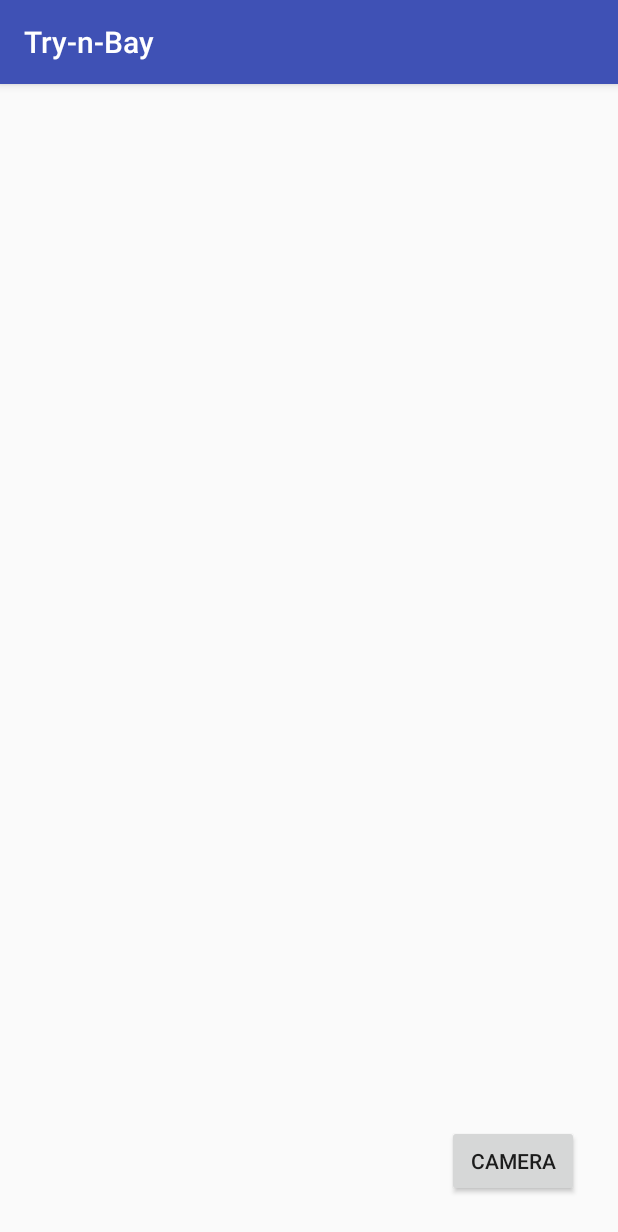
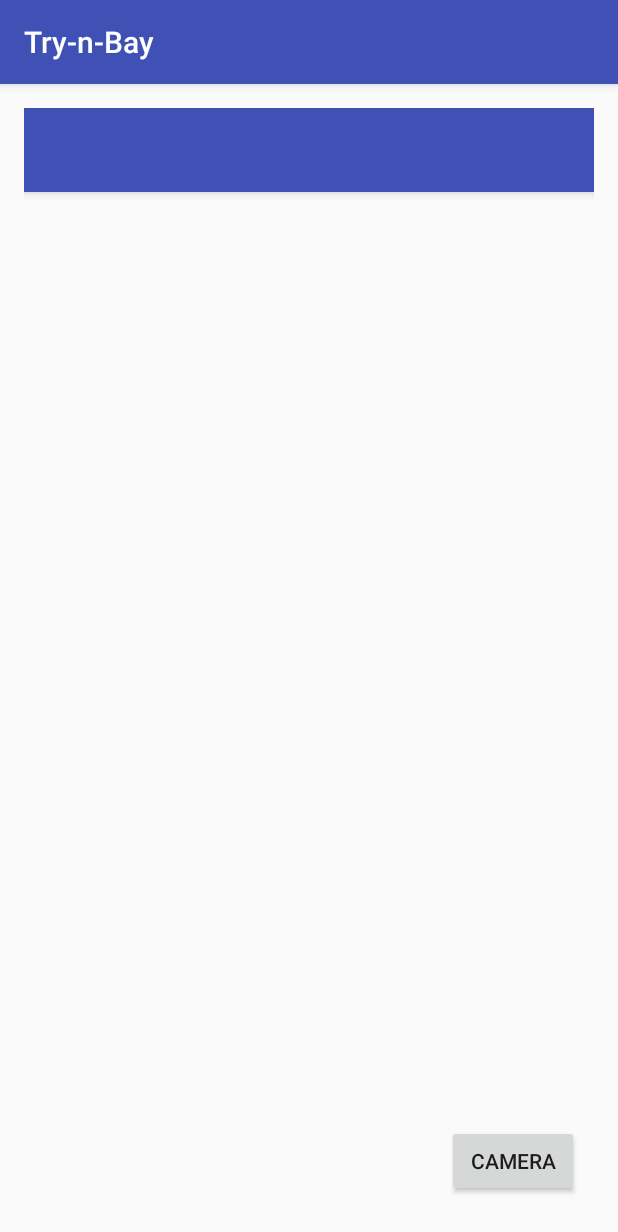
Before and after one commit to Dmitrj/Try-n-Bay, an Android app: the fragment ItemFragment placed in its activity, on a phone screen of 412 x 824 dp. Shown: the top 1232 px of the screen. Run offline under Robolectric (Android 15) with nearby library versions, the phone set to English and light mode, and no system bars.

Commit message:
Added navigation drawer

```diff
--- a/app/build.gradle
+++ b/app/build.gradle
@@ -10,6 +10,7 @@ android {
         versionCode 1
         versionName "1.0"
         testInstrumentationRunner "android.support.test.runner.AndroidJUnitRunner"
+        multiDexEnabled true
     }
     buildTypes {
         release {
@@ -24,8 +25,10 @@ dependencies {
     androidTestCompile('com.android.support.test.espresso:espresso-core:2.2.2', {
         exclude group: 'com.android.support', module: 'support-annotations'
     })
+    //compile 'com.google.android.gms:play-services:9.6.1'
     compile 'com.android.support:appcompat-v7:24.2.1'
     compile 'com.android.support:support-v4:24.2.1'
-    compile 'com.google.android.gms:play-services:9.6.1'
+    compile 'com.android.support:design:24.2.1'
+    compile 'com.android.support:multidex:1.0.1'
     testCompile 'junit:junit:4.12'
 }
--- a/app/src/main/java/com/example/try_n_bay/ListGoodsAdapter.java
+++ b/app/src/main/java/com/example/try_n_bay/ListGoodsAdapter.java
@@ -2,6 +2,7 @@ package com.example.try_n_bay;
 
 import android.content.Context;
 import android.database.Cursor;
+import android.util.Log;
 import android.view.LayoutInflater;
 import android.view.View;
 import android.view.ViewGroup;
@@ -16,12 +17,14 @@ public class ListGoodsAdapter extends CursorAdapter {
     private LayoutInflater mInflater;
 
     public ListGoodsAdapter(Context context, Cursor c, boolean autoRequery) {
+
         super(context, c, autoRequery);
         mInflater = (LayoutInflater) context.getSystemService(Context.LAYOUT_INFLATER_SERVICE);
     }
 
     @Override
     public View newView(Context context, Cursor cursor, ViewGroup parent) {
+        Log.d("TryNBay.ListGAdapter", "newView");
         View v = mInflater.inflate(R.layout.goods_list_item, parent, false);
 
         ImageView ivIcon = (ImageView) v.findViewById(R.id.ivImage);
--- a/app/src/main/java/com/example/try_n_bay/MainActivity.java
+++ b/app/src/main/java/com/example/try_n_bay/MainActivity.java
@@ -1,21 +1,38 @@
 package com.example.try_n_bay;
 
+import android.content.res.ColorStateList;
+import android.graphics.Color;
 import android.os.AsyncTask;
+import android.support.annotation.NonNull;
+import android.support.v4.view.GravityCompat;
+import android.support.v4.widget.DrawerLayout;
+import android.support.v7.app.ActionBarDrawerToggle;
 import android.support.v7.app.AppCompatActivity;
 import android.os.Bundle;
 import android.support.v4.app.Fragment;
+import android.util.Log;
 
 import com.example.try_n_bay.R;
+import com.example.try_n_bay.database.Constants;
 import com.example.try_n_bay.database.DBHelper;
+import com.example.try_n_bay.fragments.AboutFragment;
 import com.example.try_n_bay.fragments.ItemFragment;
 import com.example.try_n_bay.fragments.ListGoodsFragment;
 import com.example.try_n_bay.fragments.StartFragment;
 
-public class MainActivity extends AppCompatActivity implements ListGoodsFragment.ListFragmentListener {
+import android.support.design.widget.NavigationView;
+import android.view.MenuItem;
+
+public class MainActivity extends AppCompatActivity implements ListGoodsFragment.ListFragmentListener, NavigationView.OnNavigationItemSelectedListener {
 
     private static final String SELECTED_BOOK = "selected_good";
     public DBHelper dbHelper;
     public int mSelectedGoodID = -1;
+
+    private DrawerLayout drawerLayout;
+    private NavigationView navigationView;
+    private ActionBarDrawerToggle drawerToggle;
+    private int mSelectedNavItem = Constants.Menus.NAV_ITEM_CATALOG_POSITION;
 
     @Override
     protected void onSaveInstanceState(Bundle outState) {
@@ -29,6 +46,27 @@ public class MainActivity extends AppCompatActivity implements ListGoodsFragment
     protected void onCreate(Bundle savedInstanceState) {
         super.onCreate(savedInstanceState);
         setContentView(R.layout.activity_main);
+        Log.d("TryNBay." + getLocalClassName(), "OnCreate");
+
+        drawerLayout = (DrawerLayout) findViewById(R.id.nav_drawer);
+        navigationView = (NavigationView) findViewById(R.id.navView);
+        navigationView.setNavigationItemSelectedListener(this);
+
+        //set array of navigation items states
+        int[][] states = new int[][]{
+                new int[]{-android.R.attr.state_checked}, // unchecked
+                new int[]{android.R.attr.state_checked}  // checked
+        };
+        //set array of navigation items colors according to states
+        int[] colors = new int[]{
+                Color.BLACK,
+                Color.BLUE,
+        };
+
+        ColorStateList myList = new ColorStateList(states, colors);
+        navigationView.setItemTextColor(myList); // set item text color
+        navigationView.setItemIconTintList(myList); // set item icon color
+        navigationView.getMenu().getItem(mSelectedNavItem).setChecked(true);
 
         dbHelper = new DBHelper(this);
 
@@ -40,15 +78,15 @@ public class MainActivity extends AppCompatActivity implements ListGoodsFragment
         }
 
         if (mSelectedGoodID == -1) {
-            getFragmentManager().beginTransaction()
+            getSupportFragmentManager().beginTransaction()
                     .replace(R.id.flFragmentContaner, new StartFragment(), "start")
                     .commit();
         } else if (mSelectedGoodID == 0) {
-            getFragmentManager().beginTransaction()
+            getSupportFragmentManager().beginTransaction()
                     .replace(R.id.flFragmentContaner, new ListGoodsFragment(), "list")
                     .commit();
         } else {
-            getFragmentManager().beginTransaction()
+            getSupportFragmentManager().beginTransaction()
                     .replace(R.id.flFragmentContaner, ItemFragment.newInstance(mSelectedGoodID), "item")
                     .commit();
         }
@@ -56,11 +94,48 @@ public class MainActivity extends AppCompatActivity implements ListGoodsFragment
 
     @Override
     public void onClickItem(long l) {
+        Log.d("TryNBay." + getLocalClassName(), "onItemClick");
         mSelectedGoodID = (int) l;
-        getFragmentManager().beginTransaction()
+        getSupportFragmentManager().beginTransaction()
                 .replace(R.id.flFragmentContaner, ItemFragment.newInstance(mSelectedGoodID))
                 .addToBackStack("ListFragment")
                 .commit();
+    }
+
+    @Override
+    public boolean onNavigationItemSelected(@NonNull MenuItem item) {
+        if (!item.isChecked()) { //do nothing on click on checked item
+            navigationView.getMenu().getItem(mSelectedNavItem).setChecked(false); //deselect previous item
+            item.setChecked(true); // select current item
+            switch (item.getItemId()) {
+                case R.id.niCatalog:
+                    mSelectedNavItem = Constants.Menus.NAV_ITEM_CATALOG_POSITION;
+                    getSupportFragmentManager().beginTransaction()
+                            .replace(R.id.flContainer, new ListGoodsFragment())
+                            .commit();
+                    break;
+                case R.id.niLogIn:
+                    mSelectedNavItem = Constants.Menus.NAV_ITEM_LOGIN_POSITION;
+                    getSupportFragmentManager().beginTransaction()
+                            .replace(R.id.flContainer, new ListGoodsFragment())
+                            .commit();
+                    break;
+                case R.id.niAbout:
+                    mSelectedNavItem = Constants.Menus.NAV_ITEM_ABOUT_POSITION;
+                    getSupportFragmentManager().beginTransaction()
+                            .replace(R.id.flContainer, new AboutFragment())
+                            .commit();
+                    break;
+                case R.id.niSettings:
+                    mSelectedNavItem = Constants.Menus.NAV_ITEM_SETTINGS_POSITION;
+                    getSupportFragmentManager().beginTransaction()
+                            .replace(R.id.flContainer, new AboutFragment())
+                            .commit();
+                    break;
+            }
+        }
+        drawerLayout.closeDrawer(GravityCompat.START);
+        return true;
     }
 
     class MyTask extends AsyncTask<Void, Void, Void> {
--- a/app/src/main/java/com/example/try_n_bay/database/DBHelper.java
+++ b/app/src/main/java/com/example/try_n_bay/database/DBHelper.java
@@ -5,6 +5,7 @@ import android.content.Context;
 import android.database.Cursor;
 import android.database.sqlite.SQLiteDatabase;
 import android.database.sqlite.SQLiteOpenHelper;
+import android.util.Log;
 
 import com.example.try_n_bay.R;
 
@@ -17,6 +18,7 @@ public class DBHelper extends SQLiteOpenHelper {
     }
 
     public static Cursor getGoods(SQLiteDatabase sqLiteDatabase) {
+        Log.d("TryNBay.DBHelper", "getGoods");
         //db = sqLiteDatabase;
         //Cursor c = db.rawQuery("select books._id, books.iconID, books.Title, Authors.name from books, authors where books.authorID=Authors._id"+strWhere,null);
         Cursor c = sqLiteDatabase.query(DBContract.Goods.TABLE_NAME, new String[]{DBContract.Goods._ID, DBContract.Goods.COLUMN_TITLE, DBContract.Goods.COLUMN_ICON_ID, DBContract.Goods.COLUMN_PRICE}, null, null, null, null, null);
@@ -25,6 +27,7 @@ public class DBHelper extends SQLiteOpenHelper {
     }
 
     public static Cursor getGoodDetail(SQLiteDatabase sqLiteDatabase, int id) {
+        Log.d("TryNBay.DBHelper", "getGoodDetail");
         Cursor c = sqLiteDatabase.query(DBContract.Goods.TABLE_NAME,
                 new String[]{DBContract.Goods._ID, DBContract.Goods.COLUMN_TITLE, DBContract.Goods.COLUMN_ICON_ID, DBContract.Goods.COLUMN_PRICE, DBContract.Goods.COLUMN_DESCRIPTION},
                 "_id=" + String.valueOf(id), null, null, null, null);
@@ -33,7 +36,7 @@ public class DBHelper extends SQLiteOpenHelper {
 
     @Override
     public void onCreate(SQLiteDatabase sqLiteDatabase) {
-
+        Log.d("TryNBay.DBHelper", "onCreate");
         createTables(sqLiteDatabase);
 
         db = sqLiteDatabase;
@@ -41,6 +44,7 @@ public class DBHelper extends SQLiteOpenHelper {
     }
 
     private void initData() {
+        Log.d("TryNBay.DBHelper", "initData");
         insertGood("Dress 1", R.drawable.test1, "Dress 1", 10.0, "10;12");
         insertGood("Dress 2", R.drawable.test2, "Dress 2", 12.0, "12;15;18");
         insertGood("Dress 3", R.drawable.test3, "Dress 3", 13.0, "10;15");
--- a/app/src/main/java/com/example/try_n_bay/fragments/ItemFragment.java
+++ b/app/src/main/java/com/example/try_n_bay/fragments/ItemFragment.java
@@ -8,6 +8,7 @@ import android.os.Bundle;
 import android.provider.MediaStore;
 import android.support.annotation.Nullable;
 import android.app.Fragment;
+import android.util.Log;
 import android.view.LayoutInflater;
 import android.view.View;
 import android.view.ViewGroup;
@@ -20,7 +21,7 @@ import com.example.try_n_bay.MainActivity;
 import com.example.try_n_bay.database.DBContract;
 import com.example.try_n_bay.database.DBHelper;
 
-public class ItemFragment extends Fragment implements View.OnClickListener {
+public class ItemFragment extends android.support.v4.app.Fragment implements View.OnClickListener {
 
     private static final String ARG_POS = "goodID";
     private int idGood;
@@ -29,7 +30,7 @@ public class ItemFragment extends Fragment implements View.OnClickListener {
     private Button btnCamera;
 
     public static ItemFragment newInstance(int selectedGoodID) {
-
+        Log.d("TryNBay.ItemFragment", "newInstance");
         Bundle args = new Bundle();
         args.putInt(ARG_POS, selectedGoodID);
         ItemFragment fragment = new ItemFragment();
@@ -39,6 +40,7 @@ public class ItemFragment extends Fragment implements View.OnClickListener {
 
     @Override
     public void onCreate(Bundle savedInstanceState) {
+        Log.d("TryNBay.ItemFragment", "onCreate");
         super.onCreate(savedInstanceState);
         if (getArguments() != null) {
             idGood = getArguments().getInt(ARG_POS);
@@ -50,6 +52,7 @@ public class ItemFragment extends Fragment implements View.OnClickListener {
     @Nullable
     @Override
     public View onCreateView(LayoutInflater inflater, ViewGroup container, Bundle savedInstanceState) {
+        Log.d("TryNBay.ItemFragment", "onCreateView");
         View view = inflater.inflate(R.layout.fragment_item, container, false);
         tvTitle = (TextView) view.findViewById(R.id.tvTitle);
         tvDesc = (TextView) view.findViewById(R.id.tvDescription);
@@ -72,6 +75,7 @@ public class ItemFragment extends Fragment implements View.OnClickListener {
 
     @Override
     public void onClick(View v) {
+        Log.d("TryNBay.ItemFragment", "onClick");
         if (v.getId() == R.id.btnCamera) {
             /*getFragmentManager().beginTransaction()
                     .replace(R.id.flFragmentContaner, new MyCameraFragment(idGood),"cam")
--- a/app/src/main/java/com/example/try_n_bay/fragments/StartFragment.java
+++ b/app/src/main/java/com/example/try_n_bay/fragments/StartFragment.java
@@ -2,6 +2,7 @@ package com.example.try_n_bay.fragments;
 
 import android.os.Bundle;
 import android.app.Fragment;
+import android.util.Log;
 import android.view.LayoutInflater;
 import android.view.View;
 import android.view.ViewGroup;
@@ -10,7 +11,7 @@ import android.widget.Button;
 import com.example.try_n_bay.MainActivity;
 import com.example.try_n_bay.R;
 
-public class StartFragment extends Fragment implements View.OnClickListener {
+public class StartFragment extends android.support.v4.app.Fragment implements View.OnClickListener {
 
     private Button mCatalogButton;
 
@@ -22,6 +23,7 @@ public class StartFragment extends Fragment implements View.OnClickListener {
     @Override
     public View onCreateView(LayoutInflater inflater, ViewGroup container,
                              Bundle savedInstanceState) {
+        Log.d("TryNBay.StartFragment", "onCreateView");
         View view = inflater.inflate(R.layout.fragment_start, container, false);
 
         mCatalogButton = (Button) view.findViewById(R.id.plus_one_button);
@@ -33,9 +35,10 @@ public class StartFragment extends Fragment implements View.OnClickListener {
 
     @Override
     public void onClick(View v) {
+        Log.d("TryNBay.StartFragment", "onClick");
         if (v.getId() == R.id.plus_one_button) {
             ((MainActivity) getActivity()).mSelectedGoodID = 0;
-            getActivity().getFragmentManager().beginTransaction()
+            getActivity().getSupportFragmentManager().beginTransaction()
                     .replace(R.id.flFragmentContaner, new ListGoodsFragment())
                     .addToBackStack("StartFragment")
                     .commit();
--- a/app/src/main/res/layout/activity_main.xml
+++ b/app/src/main/res/layout/activity_main.xml
@@ -1,5 +1,6 @@
 <?xml version="1.0" encoding="utf-8"?>
 <RelativeLayout xmlns:android="http://schemas.android.com/apk/res/android"
+    xmlns:app="http://schemas.android.com/apk/res-auto"
     xmlns:tools="http://schemas.android.com/tools"
     android:id="@+id/activity_main"
     android:layout_width="match_parent"
@@ -10,8 +11,39 @@
     android:paddingTop="@dimen/activity_vertical_margin"
     tools:context="com.example.try_n_bay.MainActivity">
 
+    <android.support.v7.widget.Toolbar
+        android:id="@+id/toolbar"
+        android:layout_width="match_parent"
+        android:layout_height="?attr/actionBarSize"
+        android:background="?attr/colorPrimary"
+        android:elevation="4dp"
+        android:minHeight="?attr/actionBarSize" />
+
     <FrameLayout
         android:id="@+id/flFragmentContaner"
         android:layout_width="match_parent"
         android:layout_height="match_parent" />
+
+    <android.support.v4.widget.DrawerLayout
+        android:id="@+id/nav_drawer"
+        android:layout_width="match_parent"
+        android:layout_height="match_parent"
+        android:layout_below="@id/toolbar"
+        tools:context="com.botnar.mahjongcalc.activities.StartActivity">
+
+        <FrameLayout
+            android:id="@+id/flContainer"
+            android:layout_width="wrap_content"
+            android:layout_height="match_parent"
+            android:padding="@dimen/large_margin" />
+
+        <android.support.design.widget.NavigationView
+            android:id="@+id/navView"
+            android:layout_width="wrap_content"
+            android:layout_height="match_parent"
+            android:layout_gravity="start"
+            app:headerLayout="@layout/nav_header"
+            app:menu="@menu/nav_menu" />
+
+    </android.support.v4.widget.DrawerLayout>
 </RelativeLayout>
--- /dev/null
+++ b/app/src/main/res/layout/preferences.xml
@@ -0,0 +1,6 @@
+<?xml version="1.0" encoding="utf-8"?>
+<PreferenceScreen xmlns:android="http://schemas.android.com/apk/res/android"
+    android:layout_width="match_parent"
+    android:layout_height="match_parent">
+
+</PreferenceScreen>
--- /dev/null
+++ b/app/src/main/res/menu/nav_menu.xml
@@ -0,0 +1,16 @@
+<?xml version="1.0" encoding="utf-8"?>
+<menu xmlns:android="http://schemas.android.com/apk/res/android">
+
+    <item
+        android:id="@+id/niCatalog"
+        android:title="Catalog" />
+    <item
+        android:id="@+id/niLogIn"
+        android:title="Log in" />
+    <item
+        android:id="@+id/niAbout"
+        android:title="About" />
+    <item
+        android:id="@+id/niSettings"
+        android:title="Settings" />
+</menu>
--- a/app/src/main/res/values/dimens.xml
+++ b/app/src/main/res/values/dimens.xml
@@ -2,4 +2,5 @@
     <!-- Default screen margins, per the Android Design guidelines. -->
     <dimen name="activity_horizontal_margin">16dp</dimen>
     <dimen name="activity_vertical_margin">16dp</dimen>
+    <dimen name="large_margin">4dp</dimen>
 </resources>
--- a/app/src/main/res/values/strings.xml
+++ b/app/src/main/res/values/strings.xml
@@ -1,4 +1,7 @@
 <resources>
     <string name="app_name">Try-n-Bay</string>
 
+    <!-- TODO: Remove or change this placeholder text -->
+    <string name="hello_blank_fragment">Hello blank fragment</string>
+
 </resources>
```
Also changed, not shown: app/src/main/java/com/example/try_n_bay/database/Constants.java (added, +10 -0 lines), app/src/main/java/com/example/try_n_bay/fragments/AboutFragment.java (added, +27 -0 lines), app/src/main/java/com/example/try_n_bay/fragments/ListGoodsFragment.java (+5 -2 lines), app/src/main/res/layout/fragment_about.xml (added, +13 -0 lines), app/src/main/res/layout/nav_header.xml (added, +18 -0 lines).
